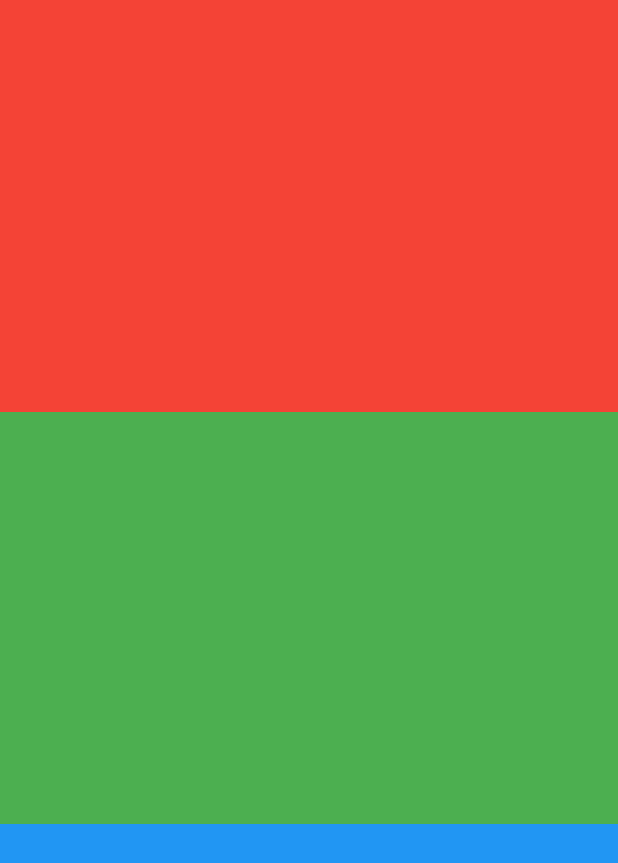
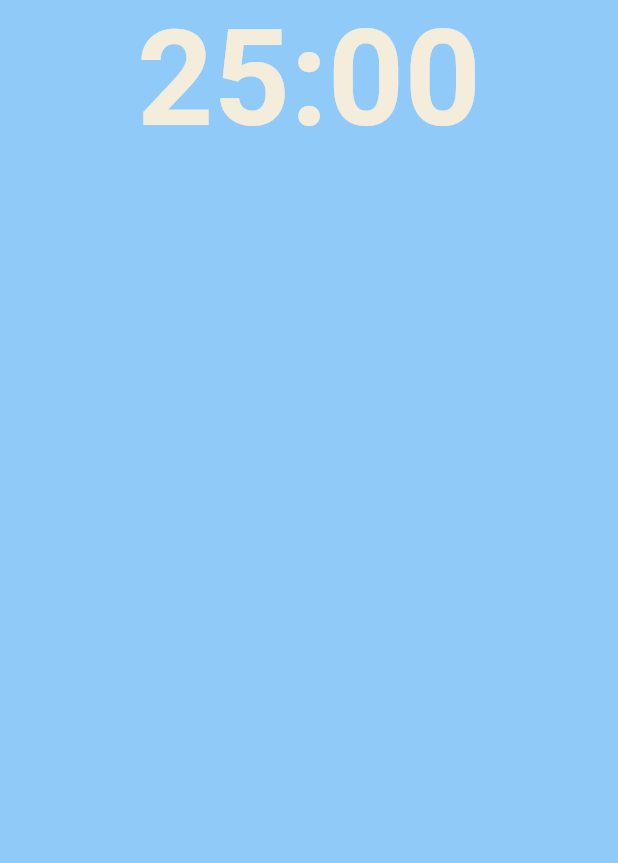
Before and after one commit to POONGNHA/porodoro, a Flutter app: the screen it shows after launch, on a phone screen of 412 x 824 dp. Shown: the top 863 px of the screen. Run offline on Flutter 3.47's test engine with Material 2 defaults, Android fonts, the phone set to English and light mode, and no system bars.

Commit message:
make 1st clock

```diff
--- a/lib/screens/home_screen.dart
+++ b/lib/screens/home_screen.dart
@@ -11,28 +11,29 @@ class _HomeScreenState extends State<HomeScreen> {
   @override
   Widget build(BuildContext context) {
     return Scaffold(
+      backgroundColor: Theme.of(context).colorScheme.background,
       body: Column(
         children: [
           Flexible(
+            flex: 1,
             child: Container(
-              decoration: const BoxDecoration(
-                color: Colors.red,
+              child: Text(
+                '25:00',
+                style: TextStyle(
+                  color: Theme.of(context).cardColor,
+                  fontSize: 89,
+                  fontWeight: FontWeight.w600,
+                ),
               ),
             ),
           ),
           Flexible(
-            child: Container(
-              decoration: const BoxDecoration(
-                color: Colors.green,
-              ),
-            ),
+            flex: 2,
+            child: Container(),
           ),
           Flexible(
-            child: Container(
-              decoration: const BoxDecoration(
-                color: Colors.blue,
-              ),
-            ),
+            flex: 1,
+            child: Container(),
           ),
         ],
       ),
```
